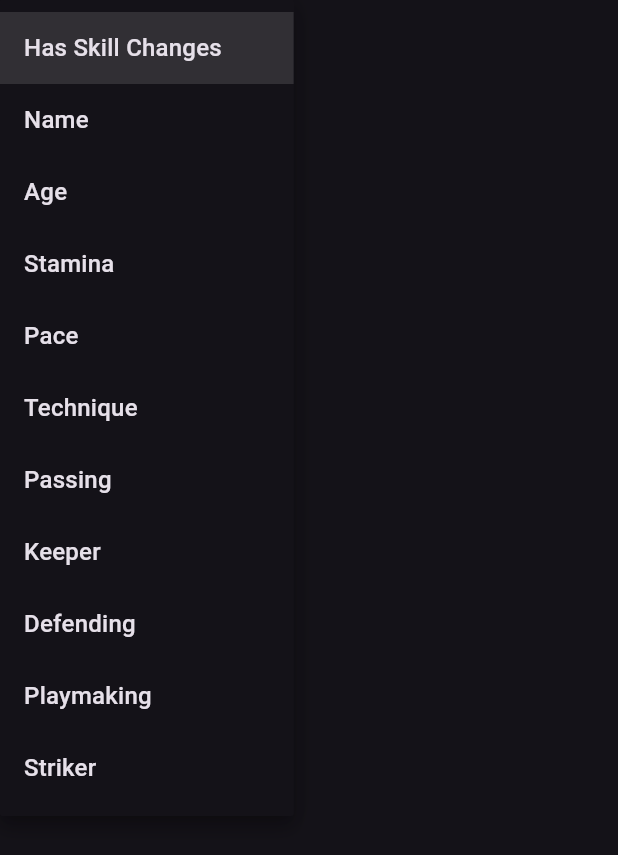
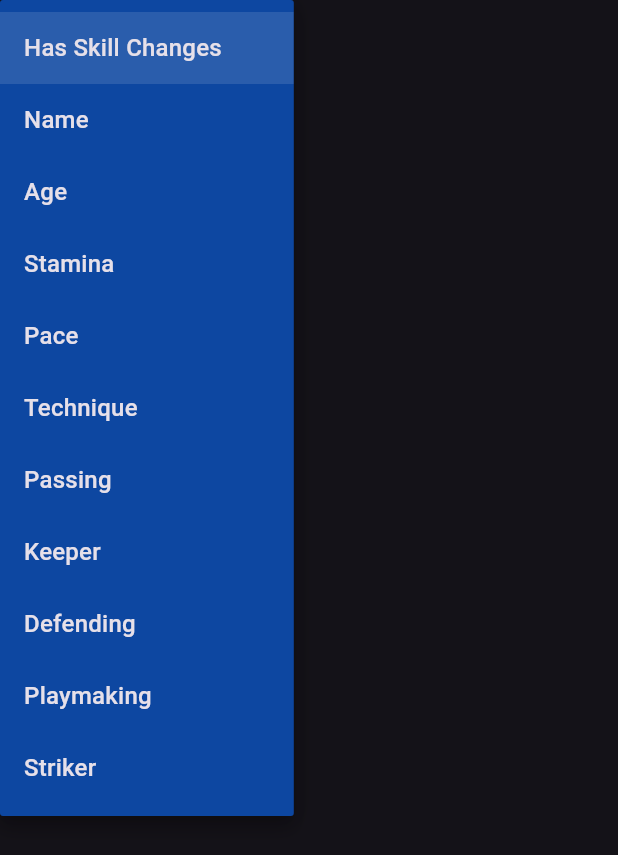
Before and after one commit to Ismail-Vega/sokkercuba-app, a Flutter app: the SortDropdown widget shown alone on an empty page, opened directly with empty values, after a tap on "Has Skill Changes", on a phone screen of 412 x 824 dp. Shown: the top 855 px of the screen. Run offline on Flutter 3.47's test engine with Material 3 defaults, Android fonts, the phone set to English and light mode, and no system bars; our stand-ins replace animated_text_kit, cookie_jar, dio, file_picker, flutter_localization, fluttertoast and 2 more; missing offline and left inert: shared_preferences_android, shared_preferences_foundation; accounts and stored records are empty; network calls fail.

Commit message:
fix: change squad sort dropdown bg color
Signed-off-by: Ismail Vega <ismail.softing@gmail.com>

```diff
--- a/lib/screens/squad/player_sort.dart
+++ b/lib/screens/squad/player_sort.dart
@@ -15,9 +15,10 @@ class SortDropdown extends StatelessWidget {
   @override
   Widget build(BuildContext context) {
     return DropdownButton<SortCriteria>(
+      isDense: true,
       value: selectedCriteria,
       onChanged: onCriteriaChanged,
-      isDense: true,
+      dropdownColor: Colors.blue[900],
       focusColor: Colors.transparent,
       items: const [
         DropdownMenuItem(
```
